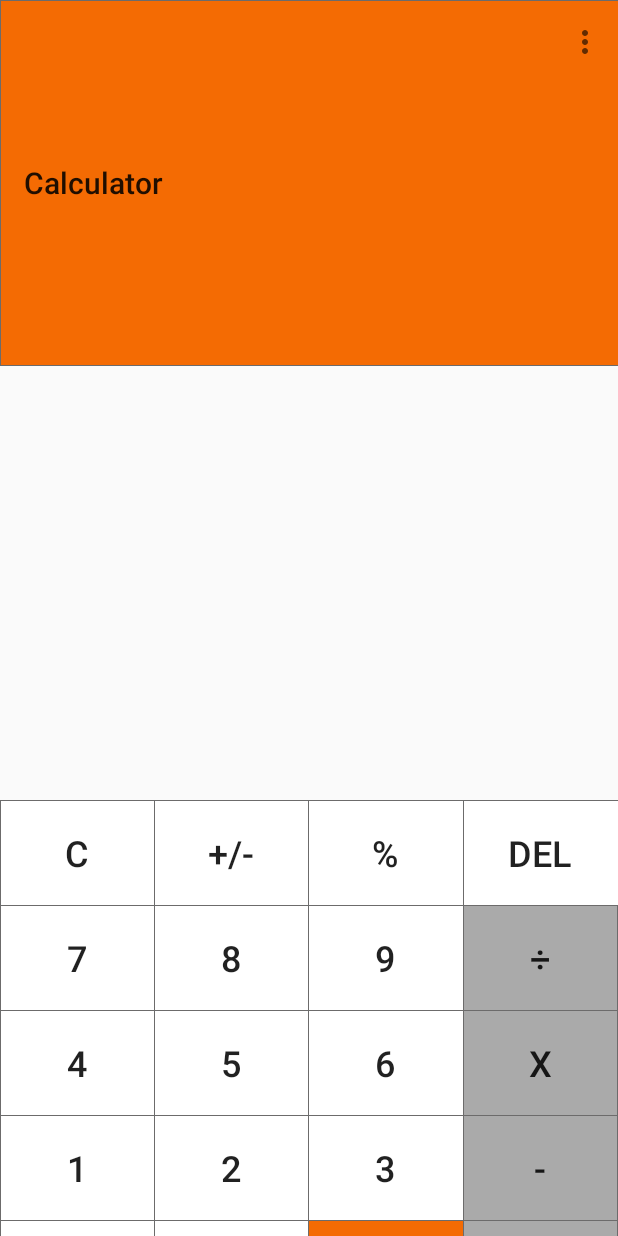
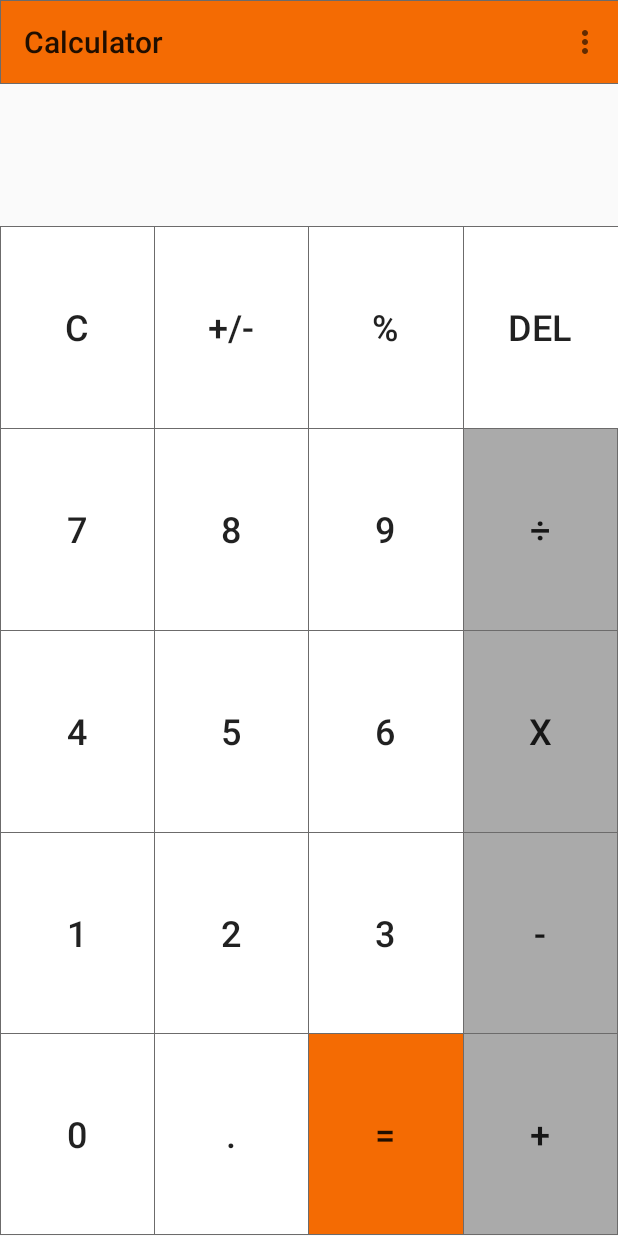
Before and after one commit to Qelit/Calculator, an Android app: the screen it shows after launch (MainActivity), on a phone screen of 412 x 824 dp. Run offline under Robolectric (Android 15) with nearby library versions, the phone set to English and light mode, and no system bars.

Commit message:
Many screens

```diff
--- a/app/src/main/res/layout/activity_main.xml
+++ b/app/src/main/res/layout/activity_main.xml
@@ -7,22 +7,15 @@
 
     <android.support.v7.widget.Toolbar
         android:layout_width="match_parent"
-        android:layout_height="50dp"
         android:background="@drawable/equality"
         android:minHeight="?attr/actionBarSize"
         android:id="@+id/toolbar"
-        android:layout_weight="0.59" />
+        android:layout_height="?android:attr/actionBarSize" />
 
-    <LinearLayout
-        android:orientation="vertical"
-        android:layout_width="match_parent"
-        android:layout_weight="0.59"
-        android:layout_height="wrap_content">
 
         <TextView
             android:layout_width="match_parent"
             android:layout_height="wrap_content"
-            android:layout_weight="1"
             android:textSize="30sp"
             android:gravity="right"
             android:id="@+id/tv2"
@@ -32,240 +25,242 @@
             android:layout_width="match_parent"
             android:layout_height="wrap_content"
             android:id="@+id/tv1"
-            android:layout_weight="1.5"
             android:textSize="40sp"
             android:gravity="right"
             android:maxLines="1" />
 
+    <LinearLayout
+        android:orientation="horizontal"
+        android:layout_width="match_parent"
+        android:layout_height="wrap_content"
+        android:layout_weight="0.2">
+
+        <Button
+            android:text="@string/c"
+            android:layout_width="wrap_content"
+            android:id="@+id/btnC"
+            android:layout_weight="1"
+            android:background="@drawable/border_top_left"
+            android:textSize="24sp"
+            android:onClick="onClickRes"
+            android:layout_height="match_parent" />
+
+        <Button
+            android:text="@string/min"
+            android:layout_width="wrap_content"
+            android:id="@+id/btnMin"
+            android:layout_weight="1"
+            android:background="@drawable/border_top_left"
+            android:textSize="24sp"
+            android:onClick="onClickRes"
+            android:layout_height="match_parent" />
+
+        <Button
+            android:text="@string/percent"
+            android:layout_width="wrap_content"
+            android:id="@+id/btnPerc"
+            android:layout_weight="1"
+            android:background="@drawable/border_top_left"
+            android:textSize="24sp"
+            android:onClick="onClickRes"
+            android:layout_height="match_parent" />
+
+        <Button
+            android:text="@string/del"
+            android:layout_width="wrap_content"
+            android:id="@+id/btnDel"
+            android:layout_weight="1"
+            android:background="@drawable/border_top_left"
+            android:textSize="24sp"
+            android:onClick="onClickRes"
+            android:layout_height="match_parent" />
     </LinearLayout>
 
     <LinearLayout
         android:orientation="horizontal"
         android:layout_width="match_parent"
-        android:layout_height="wrap_content">
+        android:layout_height="wrap_content"
+        android:layout_weight="0.2">
 
         <Button
-            android:text="@string/c"
+            android:text="@string/seven"
             android:layout_width="wrap_content"
-            android:layout_height="70dp"
-            android:id="@+id/btnC"
+            android:id="@+id/btn7"
             android:layout_weight="1"
             android:background="@drawable/border_top_left"
             android:textSize="24sp"
-            android:onClick="onClickRes" />
+            android:onClick="onClickNumb"
+            android:layout_height="match_parent" />
 
         <Button
-            android:text="@string/min"
+            android:text="@string/eight"
             android:layout_width="wrap_content"
-            android:layout_height="70dp"
-            android:id="@+id/btnMin"
+            android:id="@+id/btn8"
             android:layout_weight="1"
             android:background="@drawable/border_top_left"
             android:textSize="24sp"
-            android:onClick="onClickRes" />
+            android:onClick="onClickNumb"
+            android:layout_height="match_parent" />
 
         <Button
-            android:text="@string/percent"
+            android:text="@string/nine"
             android:layout_width="wrap_content"
-            android:layout_height="70dp"
-            android:id="@+id/btnPerc"
+            android:id="@+id/btn9"
             android:layout_weight="1"
             android:background="@drawable/border_top_left"
             android:textSize="24sp"
-            android:onClick="onClickRes" />
+            android:onClick="onClickNumb"
+            android:layout_height="match_parent" />
 
         <Button
-            android:text="@string/del"
+            android:text="@string/divide"
             android:layout_width="wrap_content"
-            android:layout_height="70dp"
-            android:id="@+id/btnDel"
+            android:id="@+id/btnDiv"
             android:layout_weight="1"
-            android:background="@drawable/border_top_left"
             android:textSize="24sp"
-            android:onClick="onClickRes" />
+            android:background="@drawable/border_left_top_right_grey"
+            android:onClick="onClickRes"
+            android:layout_height="match_parent" />
     </LinearLayout>
 
     <LinearLayout
         android:orientation="horizontal"
         android:layout_width="match_parent"
-        android:layout_height="wrap_content">
+        android:layout_height="wrap_content"
+        android:layout_weight="0.2">
 
         <Button
-            android:text="@string/seven"
+            android:text="@string/four"
             android:layout_width="wrap_content"
-            android:layout_height="70dp"
-            android:id="@+id/btn7"
+            android:id="@+id/btn4"
             android:layout_weight="1"
+            android:textSize="24sp"
             android:background="@drawable/border_top_left"
-            android:textSize="24sp"
-            android:onClick="onClickNumb" />
+            android:onClick="onClickNumb"
+            android:layout_height="match_parent" />
 
         <Button
-            android:text="@string/eight"
+            android:text="@string/five"
             android:layout_width="wrap_content"
-            android:layout_height="70dp"
-            android:id="@+id/btn8"
+            android:id="@+id/btn5"
             android:layout_weight="1"
+            android:textSize="24sp"
             android:background="@drawable/border_top_left"
-            android:textSize="24sp"
-            android:onClick="onClickNumb" />
+            android:onClick="onClickNumb"
+            android:layout_height="match_parent" />
 
         <Button
-            android:text="@string/nine"
+            android:text="@string/six"
             android:layout_width="wrap_content"
-            android:layout_height="70dp"
-            android:id="@+id/btn9"
+            android:id="@+id/btn6"
             android:layout_weight="1"
+            android:textSize="24sp"
             android:background="@drawable/border_top_left"
-            android:textSize="24sp"
-            android:onClick="onClickNumb" />
+            android:onClick="onClickNumb"
+            android:layout_height="match_parent" />
 
         <Button
-            android:text="@string/divide"
+            android:text="@string/multiply"
             android:layout_width="wrap_content"
-            android:layout_height="70dp"
-            android:id="@+id/btnDiv"
+            android:id="@+id/btnMul"
             android:layout_weight="1"
             android:textSize="24sp"
             android:background="@drawable/border_left_top_right_grey"
-            android:onClick="onClickRes" />
+            android:onClick="onClickRes"
+            android:layout_height="match_parent" />
     </LinearLayout>
 
     <LinearLayout
         android:orientation="horizontal"
         android:layout_width="match_parent"
-        android:layout_height="wrap_content">
+        android:layout_height="wrap_content"
+        android:layout_weight="0.2">
 
         <Button
-            android:text="@string/four"
+            android:text="@string/one"
             android:layout_width="wrap_content"
-            android:layout_height="70dp"
-            android:id="@+id/btn4"
+            android:id="@+id/btn1"
             android:layout_weight="1"
             android:textSize="24sp"
             android:background="@drawable/border_top_left"
-            android:onClick="onClickNumb" />
+            android:onClick="onClickNumb"
+            android:layout_height="match_parent" />
 
         <Button
-            android:text="@string/five"
+            android:text="@string/two"
             android:layout_width="wrap_content"
-            android:layout_height="70dp"
-            android:id="@+id/btn5"
+            android:id="@+id/btn2"
             android:layout_weight="1"
             android:textSize="24sp"
             android:background="@drawable/border_top_left"
-            android:onClick="onClickNumb" />
+            android:onClick="onClickNumb"
+            android:layout_height="match_parent" />
 
         <Button
-            android:text="@string/six"
+            android:text="@string/three"
             android:layout_width="wrap_content"
-            android:layout_height="70dp"
-            android:id="@+id/btn6"
+            android:id="@+id/btn3"
             android:layout_weight="1"
             android:textSize="24sp"
             android:background="@drawable/border_top_left"
-            android:onClick="onClickNumb" />
+            android:onClick="onClickNumb"
+            android:layout_height="match_parent" />
 
         <Button
-            android:text="@string/multiply"
+            android:text="@string/minus"
             android:layout_width="wrap_content"
-            android:layout_height="70dp"
-            android:id="@+id/btnMul"
+            android:id="@+id/btnMinus"
             android:layout_weight="1"
             android:textSize="24sp"
             android:background="@drawable/border_left_top_right_grey"
-            android:onClick="onClickRes" />
+            android:onClick="onClickRes"
+            android:layout_height="match_parent" />
     </LinearLayout>
 
     <LinearLayout
         android:orientation="horizontal"
         android:layout_width="match_parent"
-        android:layout_height="wrap_content">
-
-        <Button
-            android:text="@string/one"
-            android:layout_width="wrap_content"
-            android:layout_height="70dp"
-            android:id="@+id/btn1"
-            android:layout_weight="1"
-            android:textSize="24sp"
-            android:background="@drawable/border_top_left"
-            android:onClick="onClickNumb" />
-
-        <Button
-            android:text="@string/two"
-            android:layout_width="wrap_content"
-            android:layout_height="70dp"
-            android:id="@+id/btn2"
-            android:layout_weight="1"
-            android:textSize="24sp"
-            android:background="@drawable/border_top_left"
-            android:onClick="onClickNumb" />
-
-        <Button
-            android:text="@string/three"
-            android:layout_width="wrap_content"
-            android:layout_height="70dp"
-            android:id="@+id/btn3"
-            android:layout_weight="1"
-            android:textSize="24sp"
-            android:background="@drawable/border_top_left"
-            android:onClick="onClickNumb" />
-
-        <Button
-            android:text="@string/minus"
-            android:layout_width="wrap_content"
-            android:layout_height="70dp"
-            android:id="@+id/btnMinus"
-            android:layout_weight="1"
-            android:textSize="24sp"
-            android:background="@drawable/border_left_top_right_grey"
-            android:onClick="onClickRes" />
-    </LinearLayout>
-
-    <LinearLayout
-        android:orientation="horizontal"
-        android:layout_width="match_parent"
-        android:layout_height="wrap_content">
+        android:layout_height="wrap_content"
+        android:layout_weight="0.2">
 
         <Button
             android:text="@string/zero"
             android:layout_width="wrap_content"
-            android:layout_height="70dp"
             android:id="@+id/btnZero"
             android:layout_weight="1"
             android:textSize="24sp"
             android:background="@drawable/border_left_bottom_top"
-            android:onClick="onClickNumb" />
+            android:onClick="onClickNumb"
+            android:layout_height="match_parent" />
 
         <Button
             android:text="@string/dot"
             android:layout_width="wrap_content"
-            android:layout_height="70dp"
             android:id="@+id/btnDot"
             android:layout_weight="1"
             android:textSize="24sp"
             android:background="@drawable/border_left_bottom_top"
-            android:onClick="onClickNumb" />
+            android:onClick="onClickNumb"
+            android:layout_height="match_parent" />
 
         <Button
             android:text="@string/equally"
             android:layout_width="wrap_content"
-            android:layout_height="70dp"
             android:id="@+id/btnEq"
             android:layout_weight="1"
             android:textSize="24sp"
             android:background="@drawable/equality"
-            android:onClick="onClickRes" />
+            android:onClick="onClickRes"
+            android:layout_height="match_parent" />
 
         <Button
             android:text="@string/plus"
             android:layout_width="wrap_content"
-            android:layout_height="70dp"
             android:id="@+id/btnPlus"
             android:layout_weight="1"
             android:textSize="24sp"
             android:background="@drawable/border_grey"
-            android:onClick="onClickRes" />
+            android:onClick="onClickRes"
+            android:layout_height="match_parent" />
     </LinearLayout>
 </LinearLayout>
```
Also changed, not shown: app/src/main/AndroidManifest.xml (+100 -0 lines).
